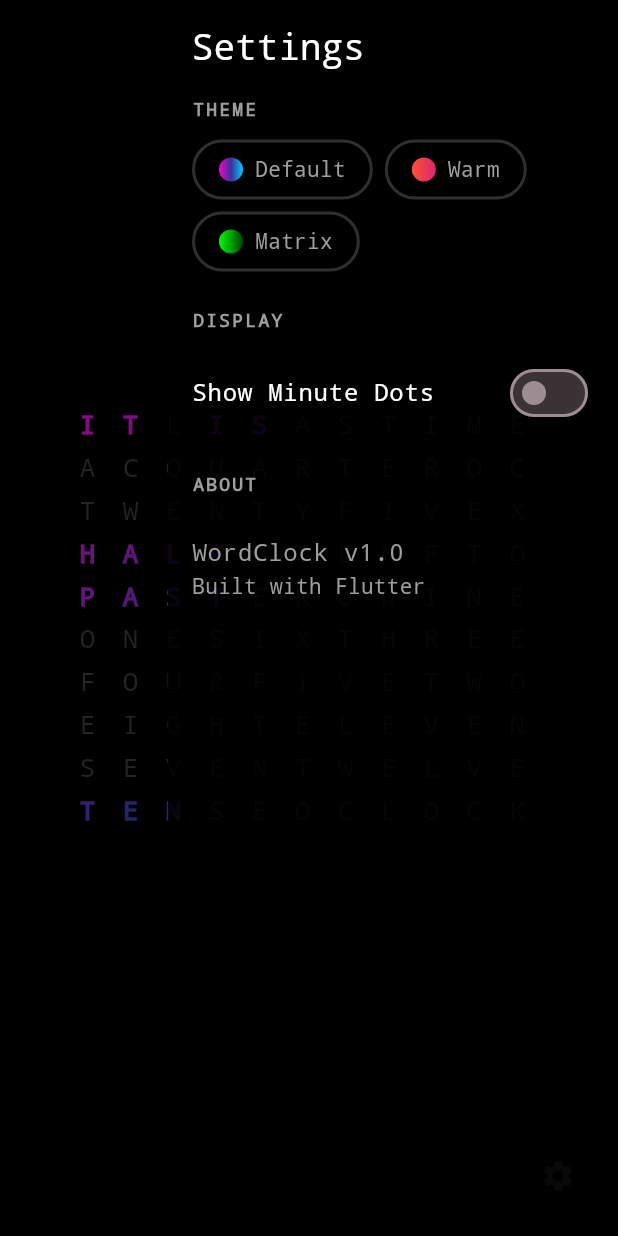
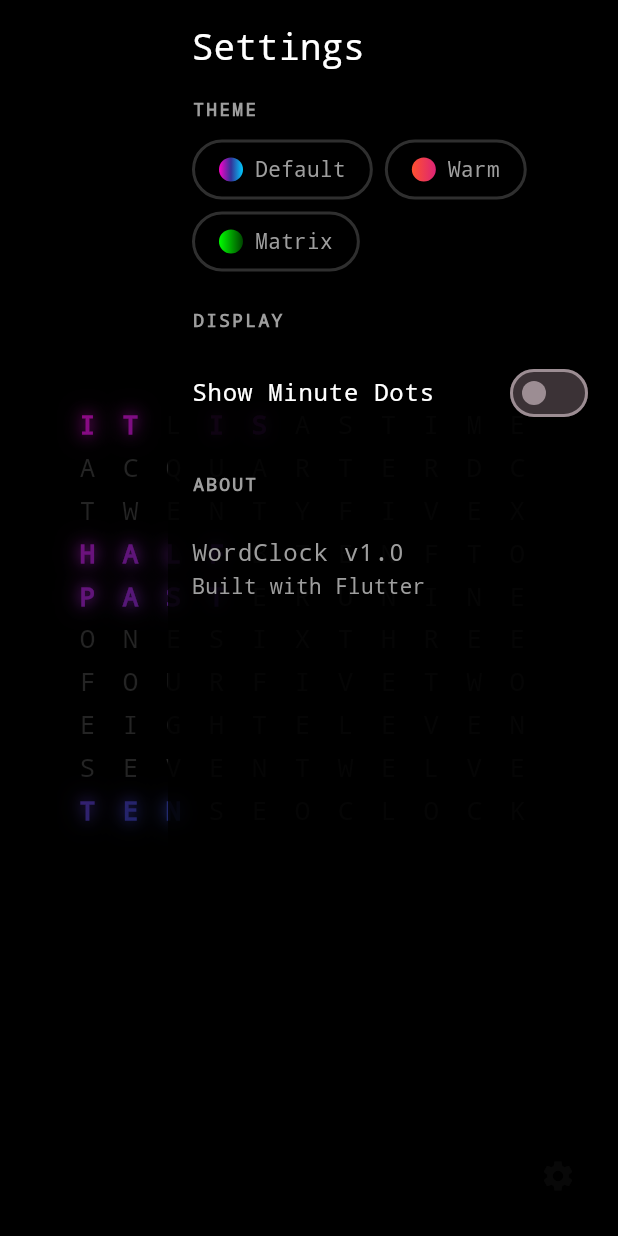
Before and after one commit to bramp/wordclock, a Flutter app: the screen it shows after launch, after a tap on the "settings" icon, after a tap on "Show Minute Dots", on a phone screen of 412 x 824 dp. Run offline on Flutter 3.47's test engine with Material 3 defaults, Android fonts, the phone set to English and light mode, and no system bars; our stand-ins replace clock.

Commit message:
Add enableGlow flag and slow down animations to 1000ms

```diff
--- a/lib/ui/clock_face.dart
+++ b/lib/ui/clock_face.dart
@@ -61,6 +61,48 @@ class _ClockFaceState extends State<ClockFace> {
     super.dispose();
   }
 
+  // Cache the grids to prevent rebuilding 110 widgets every second
+  Widget? _cachedInactiveGrid;
+  Widget? _cachedActiveGrid;
+  Set<int>? _lastActiveIndices;
+
+  void _updateCachedGrids(SettingsController settings, Set<int> activeIndices) {
+    if (_cachedActiveGrid == null ||
+        _cachedInactiveGrid == null ||
+        !setEquals(_lastActiveIndices, activeIndices)) {
+      _cachedInactiveGrid = LetterGrid(
+        grid: widget.grid,
+        activeIndices: const {},
+        inactiveColor: const Color(0xFF333333),
+        activeColor: Colors.transparent,
+      );
+
+      _cachedActiveGrid = LetterGrid(
+        grid: widget.grid,
+        activeIndices: activeIndices,
+        activeColor: Colors.white,
+        inactiveColor: Colors.white.withValues(alpha: 0),
+      );
+
+      _lastActiveIndices = activeIndices;
+    }
+  }
+
+  @override
+  void didUpdateWidget(ClockFace oldWidget) {
+    super.didUpdateWidget(oldWidget);
+    // Invalidate cache if settings or grid config changed passed from parent
+    _cachedActiveGrid = null;
+    _cachedInactiveGrid = null;
+  }
+
+  // Helper for set equality
+  bool setEquals<T>(Set<T>? a, Set<T>? b) {
+    if (a == null) return b == null;
+    if (b == null || a.length != b.length) return false;
+    return a.containsAll(b);
+  }
+
   @override
   Widget build(BuildContext context) {
     // Listen to settings changes to rebuild UI when theme changes
@@ -73,6 +115,13 @@ class _ClockFaceState extends State<ClockFace> {
 
         // Recalculate grid if time changed
         _recalculateIndices(now);
+
+        // Update cache if needed
+        // Note: We always use the LATEST settings here.
+        // If settings changed but indices didn't, we MUST rebuild.
+        // But detecting settings change inside StreamBuilder is hard without listening.
+        // Fortunately, if Settings change, `main.dart` rebuilds `ClockFace`, calling `didUpdateWidget`, clearing cache.
+        _updateCachedGrids(widget.settingsController, _activeIndices);
 
         return Scaffold(
           key: _scaffoldKey, // TODO Do we need a GlobalKey? Document why
@@ -97,12 +146,7 @@ class _ClockFaceState extends State<ClockFace> {
                         showDots: settings.showMinuteDots,
                         forceAllDots: true, // Always show placeholder dots
                         dotColor: settings.inactiveColor,
-                        child: LetterGrid(
-                          grid: widget.grid,
-                          activeIndices: const {},
-                          inactiveColor: const Color(0xFF333333),
-                          activeColor: Colors.transparent,
-                        ),
+                        child: _cachedInactiveGrid!,
                       ),
                     ),
 
@@ -123,12 +167,7 @@ class _ClockFaceState extends State<ClockFace> {
                           showDots: settings.showMinuteDots,
                           forceAllDots: false,
                           dotColor: Colors.white,
-                          child: LetterGrid(
-                            grid: widget.grid,
-                            activeIndices: _activeIndices,
-                            activeColor: Colors.white,
-                            inactiveColor: Colors.white.withValues(alpha: 0),
-                          ),
+                          child: _cachedActiveGrid!,
                         ),
                       ),
                     ),
--- a/lib/ui/clock_face_dot.dart
+++ b/lib/ui/clock_face_dot.dart
@@ -7,6 +7,9 @@ class ClockFaceDot extends StatelessWidget {
   final double? bottom;
   final double? left;
   final double? right;
+
+  // Toggle for expensive glow effects
+  static const bool enableGlow = true;
 
   const ClockFaceDot({
     super.key,
@@ -31,23 +34,16 @@ class ClockFaceDot extends StatelessWidget {
       left: left,
       right: right,
       child: AnimatedContainer(
-        duration: const Duration(milliseconds: 500),
+        duration: const Duration(milliseconds: 1000),
         curve: Curves.easeInOut,
         width: 12,
         height: 12,
         decoration: BoxDecoration(
           color: effectiveColor,
           shape: BoxShape.circle,
-          // Only show shadow if color is opaque/white (active state)
-          // Inactive dots (grey) usually don't glow.
-          // Shadows removed for performance/smoothness
-          // TODO: Re-enable shadows when performance is improved.
-          /*
-          boxShadow: isActive && color == Colors.white
+          boxShadow: enableGlow && isActive && color == Colors.white
               ? [BoxShadow(color: color, blurRadius: 8, spreadRadius: 1)]
               : [],
-          */
-          boxShadow: const [],
         ),
       ),
     );
--- a/lib/ui/letter_grid.dart
+++ b/lib/ui/letter_grid.dart
@@ -6,6 +6,9 @@ class LetterGrid extends StatelessWidget {
   final Set<int> activeIndices;
   final Color activeColor;
   final Color inactiveColor;
+
+  // Toggle for expensive glow effects
+  static const bool enableGlow = true;
 
   const LetterGrid({
     super.key,
@@ -48,26 +51,19 @@ class LetterGrid extends StatelessWidget {
               // Should the following be it's own widget? Which could look ~identical to clock_face_dot.
               return Center(
                 child: AnimatedDefaultTextStyle(
-                  duration: const Duration(milliseconds: 500),
+                  duration: const Duration(milliseconds: 1000),
                   curve: Curves.easeInOut,
                   style: TextStyle(
                     fontFamily: 'monospace', // Default mono, can be changed
                     fontSize: height * 0.6, // Scale font with cell height
                     fontWeight: isActive ? FontWeight.w900 : FontWeight.w300,
                     color: isActive ? activeColor : inactiveColor,
-                    // TODO: Re-enable shadows when performance is improved.
-                    /*
-                    shadows: isActive && activeColor.a > 0.5
+                    shadows: isActive && enableGlow
                         ? [
-                            BoxShadow(
-                              color: activeColor,
-                              blurRadius: 8,
-                              spreadRadius: 1,
-                            ),
+                            Shadow(color: activeColor, blurRadius: 10),
+                            Shadow(color: activeColor, blurRadius: 20),
                           ]
                         : [],
-                    */
-                    shadows: [],
                   ),
                   child: Text(char),
                 ),
```
